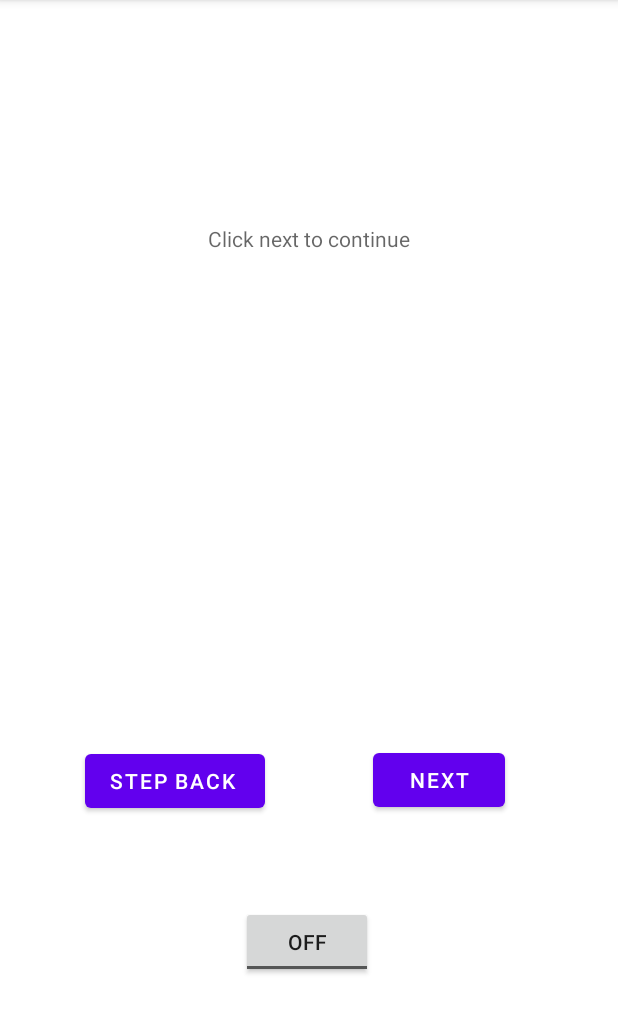
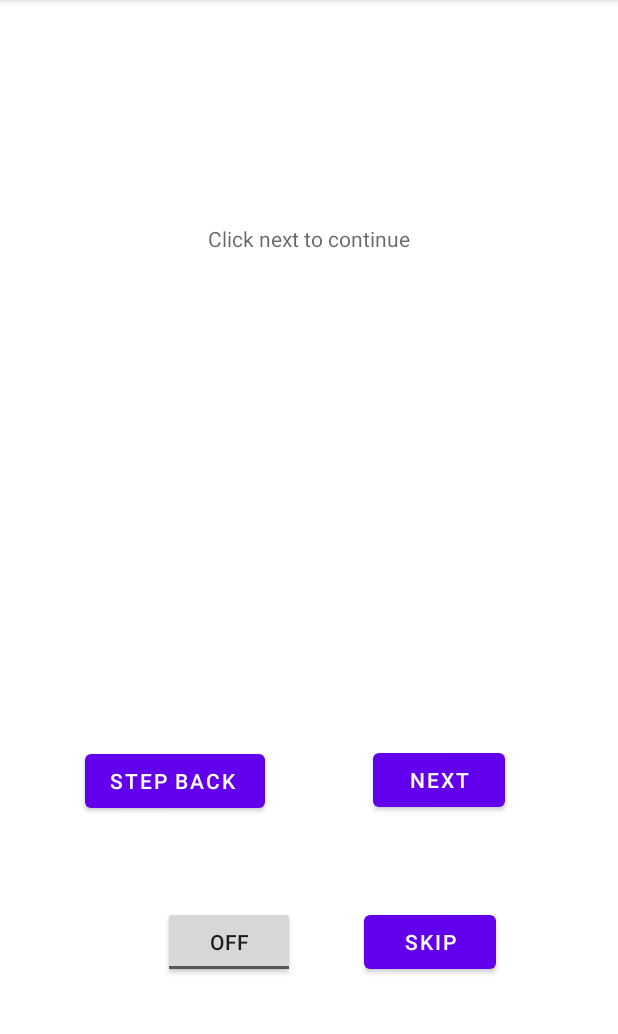
Before and after one commit to CSE-110-Spring-2022/zooseeker-cse-110-team-16, an Android app: the DirectionsActivity screen opened directly, with no data from a screen before it, on a phone screen of 412 x 824 dp, the part 84-1118 px from its top. Run offline under Robolectric (Android 15) with nearby library versions, the phone set to English and light mode, and no system bars; our stand-ins replace Room's generated code; libraries missing offline, so code that uses them is left out: org.jgrapht, org.jgrapht.alg, org.jgrapht.graph, org.jgrapht.nio; 3 statements that could not run were skipped.

Commit message:
skip button initial functionality

```diff
--- a/app/src/main/res/layout/activity_directions.xml
+++ b/app/src/main/res/layout/activity_directions.xml
@@ -35,7 +35,7 @@
         android:layout_width="wrap_content"
         android:layout_height="wrap_content"
         android:layout_marginTop="60dp"
-        android:layout_marginEnd="88dp"
+        android:layout_marginEnd="140dp"
         android:onClick="onToggleBtnClick"
         android:text="Brief/Detailed Toggle"
         app:layout_constraintEnd_toEndOf="@+id/next_btn"
@@ -47,10 +47,20 @@
         android:layout_height="wrap_content"
         android:layout_marginEnd="15dp"
         android:layout_marginBottom="59dp"
+        android:onClick="onBackBtnClick"
         android:text="Step Back
 "
-        android:onClick="onBackBtnClick"
         app:layout_constraintBottom_toTopOf="@+id/directionsTypeButton"
         app:layout_constraintEnd_toStartOf="@+id/next_btn"
         app:layout_constraintStart_toStartOf="parent" />
+
+    <Button
+        android:id="@+id/skip_btn"
+        android:layout_width="wrap_content"
+        android:layout_height="wrap_content"
+        android:layout_marginStart="46dp"
+        android:text="Skip"
+        android:onClick="onSkipBtnClick"
+        app:layout_constraintBaseline_toBaselineOf="@+id/directionsTypeButton"
+        app:layout_constraintStart_toEndOf="@+id/directionsTypeButton" />
 </androidx.constraintlayout.widget.ConstraintLayout>
```
Also changed, not shown: app/src/main/java/com/example/cse110lab5/DirectionsActivity.java (+19 -0 lines).
